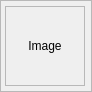
Before: the Qt Designer form ui/thumbimageframe.ui in athoune/Ema, drawn with Qt 5.
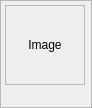
After: the same form once the commit is applied. Custom widgets are drawn as their Qt base class.

Commit message: Display stars for scoring the pictures

```diff
--- a/ui/thumbimageframe.ui
+++ b/ui/thumbimageframe.ui
@@ -75,6 +75,13 @@
      </property>
     </widget>
    </item>
+   <item>
+    <widget class="QLabel" name="starsLabel">
+     <property name="text">
+      <string/>
+     </property>
+    </widget>
+   </item>
   </layout>
  </widget>
  <customwidgets>
```
The commit also changes 7 other files.
